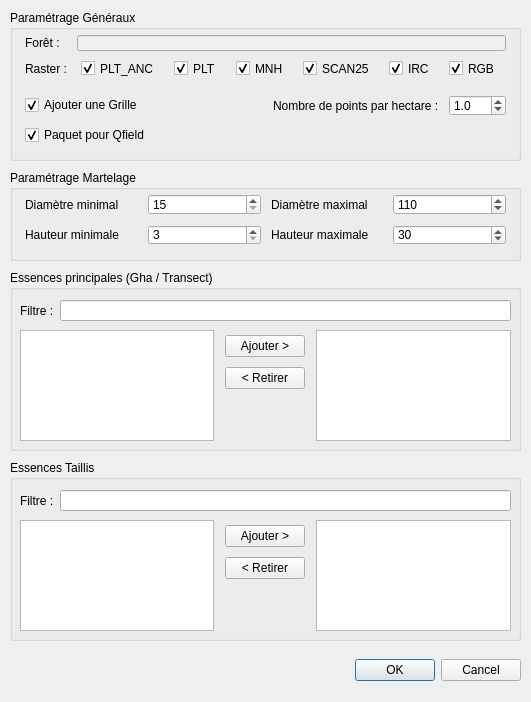
Qt form dialogs/expertise_create/expertise_create.ui (paul-carteron/Qracines) before a commit.
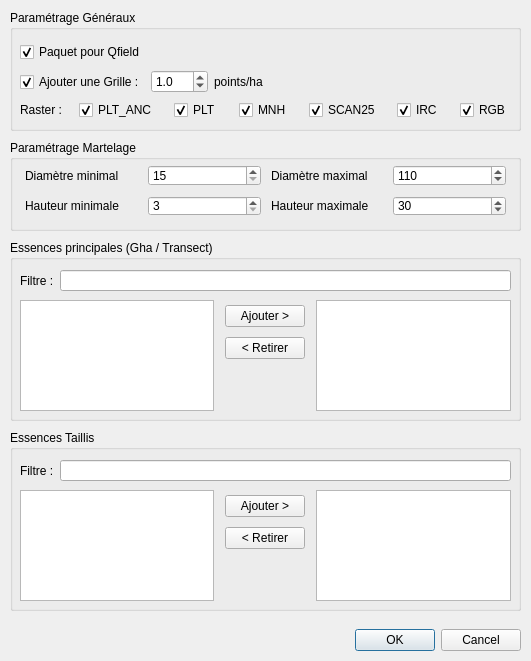
The same form after that commit. Custom widgets are drawn as their Qt base class.

What changed in the file:
```diff
--- a/dialogs/expertise_create/expertise_create.ui
+++ b/dialogs/expertise_create/expertise_create.ui
@@ -7,7 +7,7 @@
     <x>0</x>
     <y>0</y>
     <width>531</width>
-    <height>702</height>
+    <height>661</height>
    </rect>
   </property>
   <property name="windowTitle">
@@ -17,7 +17,7 @@
    <property name="geometry">
     <rect>
      <x>10</x>
-     <y>270</y>
+     <y>240</y>
      <width>511</width>
      <height>181</height>
     </rect>
@@ -120,7 +120,7 @@
    <property name="geometry">
     <rect>
      <x>10</x>
-     <y>170</y>
+     <y>140</y>
      <width>511</width>
      <height>91</height>
     </rect>
@@ -132,7 +132,7 @@
     <property name="geometry">
      <rect>
       <x>10</x>
-      <y>19</y>
+      <y>20</y>
       <width>491</width>
       <height>61</height>
      </rect>
@@ -242,59 +242,136 @@
      <x>10</x>
      <y>10</y>
      <width>511</width>
-     <height>151</height>
+     <height>121</height>
     </rect>
    </property>
    <property name="title">
     <string>Paramétrage Généraux</string>
    </property>
-   <widget class="QWidget" name="gridLayoutWidget">
+   <widget class="QWidget" name="">
     <property name="geometry">
      <rect>
       <x>10</x>
-      <y>20</y>
+      <y>29</y>
       <width>491</width>
-      <height>51</height>
+      <height>81</height>
      </rect>
     </property>
-    <layout class="QGridLayout" name="gridLayout">
-     <property name="leftMargin">
-      <number>5</number>
-     </property>
-     <property name="topMargin">
-      <number>5</number>
-     </property>
-     <property name="rightMargin">
-      <number>5</number>
-     </property>
-     <property name="bottomMargin">
-      <number>5</number>
-     </property>
-     <property name="spacing">
-      <number>10</number>
-     </property>
-     <item row="1" column="0">
-      <widget class="QLabel" name="label_layers_3">
-       <property name="sizePolicy">
-        <sizepolicy hsizetype="Fixed" vsizetype="Preferred">
-         <horstretch>0</horstretch>
-         <verstretch>0</verstretch>
-        </sizepolicy>
-       </property>
-       <property name="text">
-        <string>Raster :</string>
-       </property>
-      </widget>
-     </item>
-     <item row="0" column="0">
-      <widget class="QLabel" name="label_layers_1">
-       <property name="text">
-        <string>Forêt :</string>
-       </property>
-      </widget>
-     </item>
-     <item row="1" column="1">
+    <layout class="QVBoxLayout" name="verticalLayout_2">
+     <item>
       <layout class="QHBoxLayout" name="horizontalLayout_2">
+       <property name="topMargin">
+        <number>1</number>
+       </property>
+       <item>
+        <widget class="QCheckBox" name="cb_package_for_qfield">
+         <property name="toolTip">
+          <string extracomment="Lorsque la case est cochée, le projet est empaqueté pour QField, compressé en ZIP et déposé dans le répertoire de sortie"/>
+         </property>
+         <property name="statusTip">
+          <string/>
+         </property>
+         <property name="text">
+          <string>Paquet pour Qfield</string>
+         </property>
+         <property name="checked">
+          <bool>true</bool>
+         </property>
+        </widget>
+       </item>
+       <item>
+        <widget class="QgsFileWidget" name="fw_outdir">
+         <property name="toolTip">
+          <string/>
+         </property>
+         <property name="options">
+          <set>QFileDialog::ShowDirsOnly</set>
+         </property>
+        </widget>
+       </item>
+      </layout>
+     </item>
+     <item>
+      <layout class="QHBoxLayout" name="horizontalLayout_3">
+       <item>
+        <widget class="QCheckBox" name="cb_create_grid">
+         <property name="toolTip">
+          <string extracomment="Lorsque la case est cochée, le projet est empaqueté pour QField, compressé en ZIP et déposé dans le répertoire de sortie"/>
+         </property>
+         <property name="statusTip">
+          <string/>
+         </property>
+         <property name="text">
+          <string>Ajouter une Grille :</string>
+         </property>
+         <property name="checked">
+          <bool>true</bool>
+         </property>
+        </widget>
+       </item>
+       <item>
+        <widget class="QDoubleSpinBox" name="dsp_points_per_ha">
+         <property name="decimals">
+          <number>1</number>
+         </property>
+         <property name="singleStep">
+          <double>0.500000000000000</double>
+         </property>
+         <property name="value">
+          <double>1.000000000000000</double>
+         </property>
+        </widget>
+       </item>
+       <item>
+        <widget class="QLabel" name="label_layers_2">
+         <property name="text">
+          <string>points/ha</string>
+         </property>
+        </widget>
+       </item>
+       <item>
+        <spacer name="horizontalSpacer_2">
+         <property name="orientation">
+          <enum>Qt::Horizontal</enum>
+         </property>
+         <property name="sizeHint" stdset="0">
+          <size>
+           <width>40</width>
+           <height>20</height>
+          </size>
+         </property>
+        </spacer>
+       </item>
+      </layout>
+     </item>
+     <item>
+      <layout class="QHBoxLayout" name="horizontalLayout_6">
+       <item>
+        <widget class="QLabel" name="label_layers_3">
+         <property name="sizePolicy">
+          <sizepolicy hsizetype="Fixed" vsizetype="Preferred">
+           <horstretch>0</horstretch>
+           <verstretch>0</verstretch>
+          </sizepolicy>
+         </property>
+         <property name="text">
+          <string>Raster :</string>
+         </property>
+        </widget>
+       </item>
+       <item>
+        <spacer name="horizontalSpacer_3">
+         <property name="orientation">
+          <enum>Qt::Horizontal</enum>
+         </property>
+         <property name="sizeHint" stdset="0">
+          <size>
+           <width>40</width>
+           <height>20</height>
+          </size>
+         </property>
+        </spacer>
+       </item>
        <item>
         <widget class="QCheckBox" name="cb_plt_anc">
          <property name="sizePolicy">
@@ -314,6 +391,19 @@
          </property>
         </widget>
        </item>
+       <item>
+        <spacer name="horizontalSpacer_4">
+         <property name="orientation">
+          <enum>Qt::Horizontal</enum>
+         </property>
+         <property name="sizeHint" stdset="0">
+          <size>
+           <width>40</width>
+           <height>20</height>
+          </size>
+         </property>
+        </spacer>
+       </item>
        <item>
         <widget class="QCheckBox" name="cb_plt">
          <property name="sizePolicy">
@@ -330,6 +420,19 @@
          </property>
         </widget>
        </item>
+       <item>
+        <spacer name="horizontalSpacer_5">
+         <property name="orientation">
+          <enum>Qt::Horizontal</enum>
+         </property>
+         <property name="sizeHint" stdset="0">
+          <size>
+           <width>40</width>
+           <height>20</height>
+          </size>
+         </property>
+        </spacer>
+       </item>
        <item>
         <widget class="QCheckBox" name="cb_mnh">
          <property name="sizePolicy">
@@ -346,6 +449,19 @@
          </property>
         </widget>
        </item>
+       <item>
+        <spacer name="horizontalSpacer_6">
+         <property name="orientation">
+          <enum>Qt::Horizontal</enum>
+         </property>
+         <property name="sizeHint" stdset="0">
+          <size>
+           <width>40</width>
+           <height>20</height>
+          </size>
+         </property>
+        </spacer>
+       </item>
        <item>
         <widget class="QCheckBox" name="cb_scan25">
          <property name="sizePolicy">
@@ -362,6 +478,19 @@
          </property>
         </widget>
        </item>
+       <item>
+        <spacer name="horizontalSpacer_7">
+         <property name="orientation">
+          <enum>Qt::Horizontal</enum>
+         </property>
+         <property name="sizeHint" stdset="0">
+          <size>
+           <width>40</width>
+           <height>20</height>
+          </size>
+         </property>
+        </spacer>
+       </item>
        <item>
         <widget class="QCheckBox" name="cb_irc">
          <property name="sizePolicy">
@@ -378,6 +507,19 @@
          </property>
         </widget>
        </item>
+       <item>
+        <spacer name="horizontalSpacer_8">
+         <property name="orientation">
+          <enum>Qt::Horizontal</enum>
+         </property>
+         <property name="sizeHint" stdset="0">
+          <size>
+           <width>40</width>
+           <height>20</height>
+          </size>
+         </property>
+        </spacer>
+       </item>
        <item>
         <widget class="QCheckBox" name="cb_rgb">
          <property name="sizePolicy">
@@ -396,142 +538,6 @@
        </item>
       </layout>
      </item>
-     <item row="0" column="1">
-      <widget class="QLineEdit" name="le_forest_name">
-       <property name="enabled">
-        <bool>false</bool>
-       </property>
-      </widget>
-     </item>
-    </layout>
-   </widget>
-   <widget class="QWidget" name="gridLayoutWidget_2">
-    <property name="geometry">
-     <rect>
-      <x>10</x>
-      <y>110</y>
-      <width>491</width>
-      <height>31</height>
-     </rect>
-    </property>
-    <layout class="QGridLayout" name="gridLayout_2">
-     <property name="leftMargin">
-      <number>5</number>
-     </property>
-     <property name="topMargin">
-      <number>5</number>
-     </property>
-     <property name="rightMargin">
-      <number>5</number>
-     </property>
-     <property name="bottomMargin">
-      <number>5</number>
-     </property>
-     <property name="spacing">
-      <number>10</number>
-     </property>
-     <item row="0" column="0">
-      <widget class="QCheckBox" name="cb_package_for_qfield">
-       <property name="toolTip">
-        <string extracomment="Lorsque la case est cochée, le projet est empaqueté pour QField, compressé en ZIP et déposé dans le répertoire de sortie"/>
-       </property>
-       <property name="statusTip">
-        <string/>
-       </property>
-       <property name="text">
-        <string>Paquet pour Qfield</string>
-       </property>
-       <property name="checked">
-        <bool>true</bool>
-       </property>
-      </widget>
-     </item>
-     <item row="0" column="1">
-      <widget class="QgsFileWidget" name="fw_outdir">
-       <property name="toolTip">
-        <string/>
-       </property>
-       <property name="options">
-        <set>QFileDialog::ShowDirsOnly</set>
-       </property>
-      </widget>
-     </item>
-    </layout>
-   </widget>
-   <widget class="QWidget" name="gridLayoutWidget_4">
-    <property name="geometry">
-     <rect>
-      <x>10</x>
-      <y>80</y>
-      <width>491</width>
-      <height>31</height>
-     </rect>
-    </property>
-    <layout class="QGridLayout" name="gridLayout_3">
-     <property name="leftMargin">
-      <number>5</number>
-     </property>
-     <property name="topMargin">
-      <number>5</number>
-     </property>
-     <property name="rightMargin">
-      <number>5</number>
-     </property>
-     <property name="bottomMargin">
-      <number>5</number>
-     </property>
-     <property name="spacing">
-      <number>10</number>
-     </property>
-     <item row="0" column="2">
-      <widget class="QLabel" name="label_layers_2">
-       <property name="text">
-        <string>Nombre de points par hectare :</string>
-       </property>
-      </widget>
-     </item>
-     <item row="0" column="1">
-      <spacer name="horizontalSpacer_2">
-       <property name="orientation">
-        <enum>Qt::Horizontal</enum>
-       </property>
-       <property name="sizeHint" stdset="0">
-        <size>
-         <width>40</width>
-         <height>20</height>
-        </size>
-       </property>
-      </spacer>
-     </item>
-     <item row="0" column="0">
-      <widget class="QCheckBox" name="cb_create_grid">
-       <property name="toolTip">
-        <string extracomment="Lorsque la case est cochée, le projet est empaqueté pour QField, compressé en ZIP et déposé dans le répertoire de sortie"/>
-       </property>
-       <property name="statusTip">
-        <string/>
-       </property>
-       <property name="text">
-        <string>Ajouter une Grille</string>
-       </property>
-       <property name="checked">
-        <bool>true</bool>
-       </property>
-      </widget>
-     </item>
-     <item row="0" column="3">
-      <widget class="QDoubleSpinBox" name="dsp_points_per_ha">
-       <property name="decimals">
-        <number>1</number>
-       </property>
-       <property name="singleStep">
-        <double>0.500000000000000</double>
-       </property>
-       <property name="value">
-        <double>1.000000000000000</double>
-       </property>
-      </widget>
-     </item>
     </layout>
    </widget>
   </widget>
@@ -539,7 +545,7 @@
    <property name="geometry">
     <rect>
      <x>10</x>
-     <y>650</y>
+     <y>620</y>
      <width>511</width>
      <height>41</height>
     </rect>
@@ -574,7 +580,7 @@
    <property name="geometry">
     <rect>
      <x>10</x>
-     <y>460</y>
+     <y>430</y>
      <width>511</width>
      <height>181</height>
     </rect>
```
Left out of the diff: 2 changed lines with no effect on the pictures.
